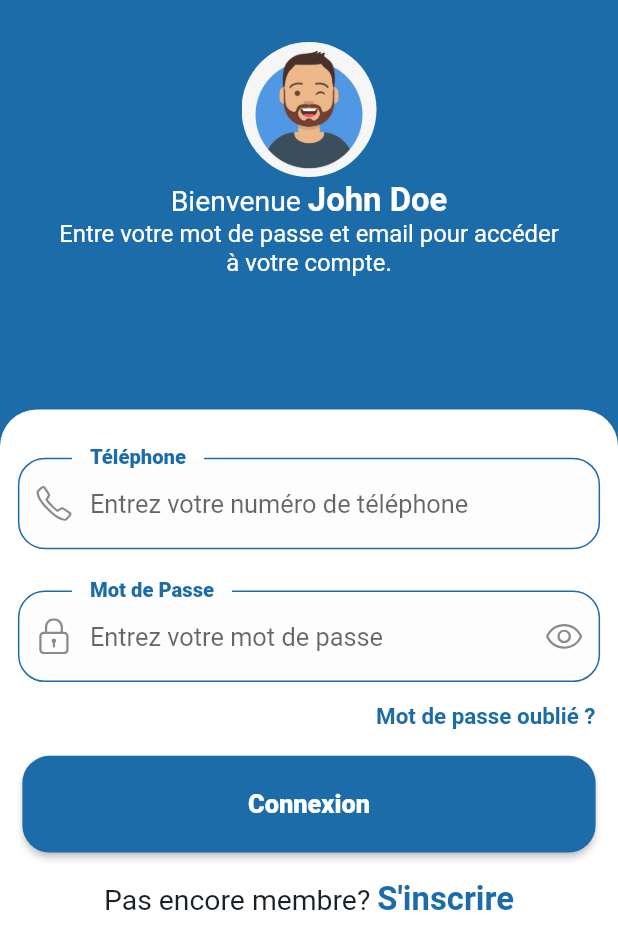
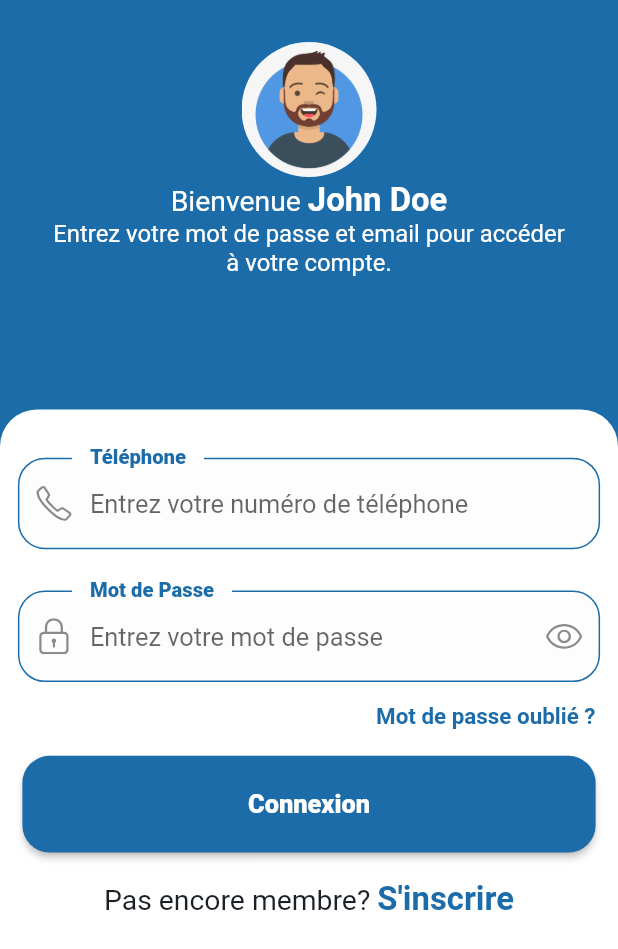
Before and after one commit to DanAid20/danAidPrestataire, a Flutter app: the LoginView screen opened by its route, on a phone screen of 412 x 824 dp. Shown: the top 949 px of the screen. Run offline on Flutter 3.47's test engine with Material 2 defaults, Android fonts, the phone set to English and light mode, and no system bars; our stand-ins replace dio, flutter_vector_icons, freezed_annotation, get_it, google_fonts, shared_preferences; accounts and stored records are empty; generated files the repository leaves out were written again; Roboto replaces fonts that are missing (Cantarell).

Commit message:
login page update

```diff
--- a/lib/core/routes.dart
+++ b/lib/core/routes.dart
@@ -1,4 +1,5 @@
 import 'package:danaid/views/auths_views/login_view.dart';
+import 'package:danaid/views/auths_views/register_view.dart';
 import 'package:danaid/views/home_page_view.dart';
 import 'package:danaid/views/screens/onboard_screen.dart';
 import 'package:danaid/views/screens/splashscreen.dart';
@@ -9,4 +10,5 @@ final Map<String, Widget Function(BuildContext)> routes = {
   "/intro-view": (context) => OnboardScreen(),
   "/home": (context) => HomePageView(),
   "/login": (context) => LoginView(),
+  "/register": (context) => RegisterView(),
 };
--- a/lib/views/auths_views/login_view.dart
+++ b/lib/views/auths_views/login_view.dart
@@ -70,7 +70,7 @@ class _LoginViewState extends State<LoginView> {
                         padding: EdgeInsets.symmetric(
                             horizontal: horizontal(size: 35)),
                         child: Text(
-                          'Entre votre mot de passe et email pour accéder à votre compte.',
+                          'Entrez votre mot de passe et email pour accéder à votre compte.',
                           softWrap: true,
                           textAlign: TextAlign.center,
                           style: TextStyle(
```
